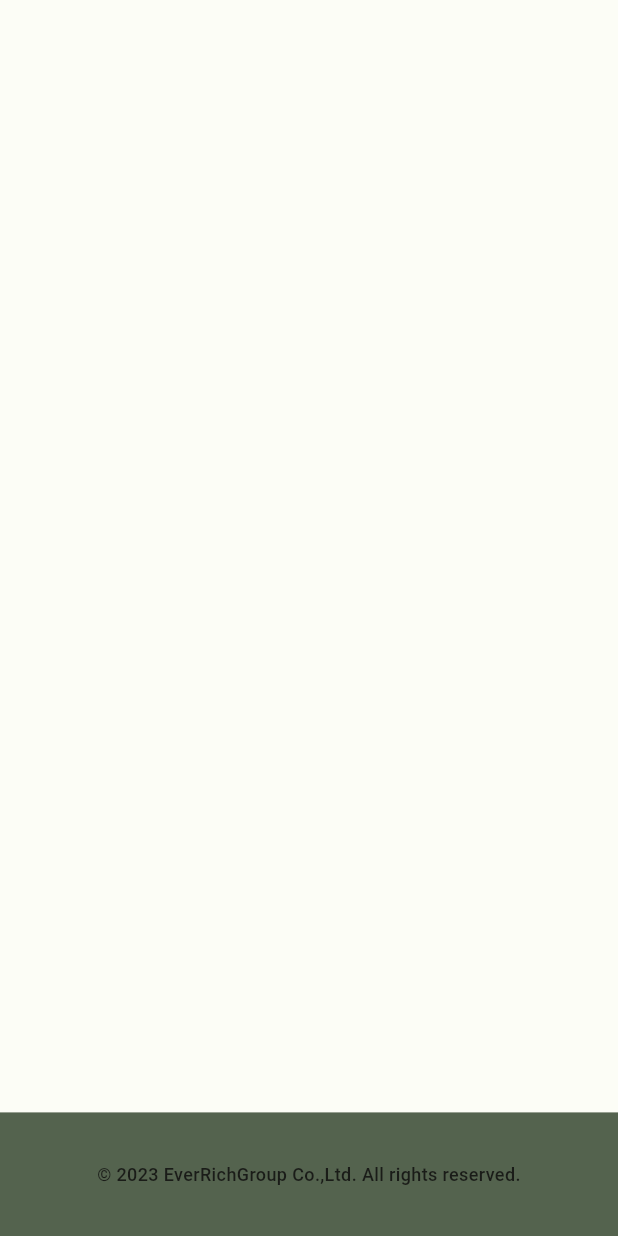
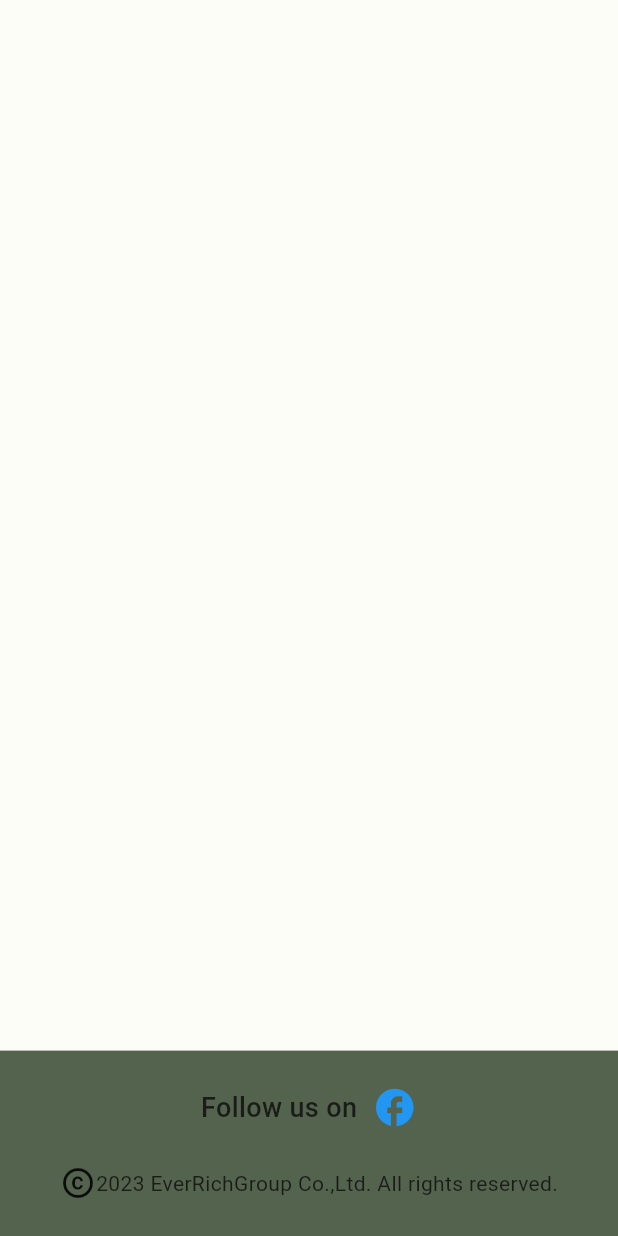
Before and after one commit to thetlwinlwin/erg_web, a Flutter app: the Footer widget shown alone on an empty page, opened directly, on a phone screen of 412 x 824 dp. Run offline on Flutter 3.47's test engine with Material 2 defaults, Android fonts, the phone set to English and light mode, and no system bars.

Commit message:
contact_page

```diff
--- a/lib/home_pages/contact/contact_page_view.dart
+++ b/lib/home_pages/contact/contact_page_view.dart
@@ -34,7 +34,7 @@ class MobileContactPage extends StatelessWidget {
             child: ContactForm(),
           ),
         ),
-        Footer(textSize: 12),
+        Footer(textSize: 18),
       ],
     );
   }
@@ -51,7 +51,7 @@ class DesktopContactPage extends StatelessWidget {
           alignment: Alignment.center,
           child: ContactForm(),
         ),
-        Footer(textSize: 16),
+        Footer(textSize: 22),
       ],
     );
   }
--- a/lib/home_pages/contact/footer.dart
+++ b/lib/home_pages/contact/footer.dart
@@ -1,5 +1,6 @@
 import 'package:erg_web/shared/responsiveness.dart';
 import 'package:flutter/material.dart';
+import 'package:url_launcher/url_launcher.dart';
 
 class Footer extends StatelessWidget {
   final double textSize;
@@ -13,18 +14,64 @@ class Footer extends StatelessWidget {
     return Align(
       alignment: Alignment.bottomCenter,
       child: FractionallySizedBox(
-        heightFactor: 0.1,
+        heightFactor: 0.15,
         child: Container(
           color: Theme.of(context).colorScheme.secondary,
-          child: Center(
-            child: Text(
-              '© 2023 EverRichGroup Co.,Ltd. All rights reserved.',
-              style: AppTextStyle.defaultTextStyle(textSize),
-              textAlign: TextAlign.center,
-            ),
+          width: double.infinity,
+          child: Column(
+            mainAxisAlignment: MainAxisAlignment.spaceEvenly,
+            children: [
+              Row(
+                mainAxisAlignment: MainAxisAlignment.center,
+                crossAxisAlignment: CrossAxisAlignment.center,
+                mainAxisSize: MainAxisSize.min,
+                children: [
+                  Text(
+                    'Follow us on',
+                    style: AppTextStyle.defaultTextStyle(textSize),
+                  ),
+                  const SizedBox(
+                    width: 10,
+                  ),
+                  GestureDetector(
+                    onTap: () async => await _launchingUri(context),
+                    child: const Icon(
+                      Icons.facebook_outlined,
+                      color: Colors.blue,
+                      size: 30,
+                    ),
+                  ),
+                ],
+              ),
+              Row(
+                mainAxisAlignment: MainAxisAlignment.center,
+                children: const [
+                  Icon(Icons.copyright_outlined),
+                  Text('2023 EverRichGroup Co.,Ltd. All rights reserved.'),
+                ],
+              ),
+            ],
           ),
         ),
       ),
     );
   }
+
+  Future<void> _launchingUri(BuildContext context) async {
+    final msger = ScaffoldMessenger.of(context);
+    final fbUri = Uri.parse('https://www.facebook.com/EverrichGroup');
+    final result = await canLaunchUrl(fbUri);
+    if (!result) {
+      if (msger.mounted) {
+        msger.clearSnackBars();
+        msger.showSnackBar(
+          const SnackBar(
+            content: Text('Error has occured.'),
+          ),
+        );
+      }
+    } else {
+      launchUrl(fbUri);
+    }
+  }
 }
```
Also changed, not shown: lib/shared/about_page_model.dart (+10 -7 lines).
